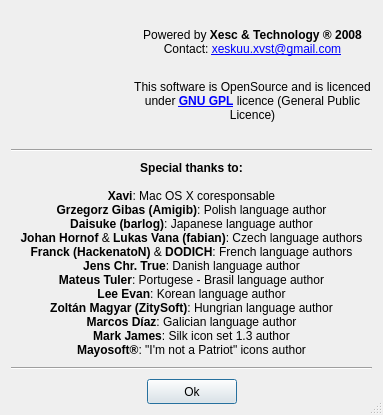
ckorn/xvst, file ui/credits.ui: the form before one commit.
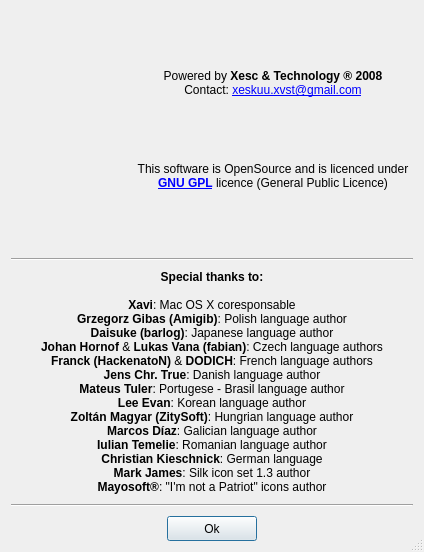
The form after the commit. Icons and pictures are not drawn.

Commit message: - Added Romanian and German authors in credits

Patch:
```diff
--- a/ui/credits.ui
+++ b/ui/credits.ui
@@ -6,8 +6,8 @@
    <rect>
     <x>0</x>
     <y>0</y>
-    <width>383</width>
-    <height>415</height>
+    <width>424</width>
+    <height>552</height>
    </rect>
   </property>
   <property name="windowTitle">
@@ -125,7 +125,7 @@
    <item row="2" column="0" colspan="3">
     <widget class="QLabel" name="label_5">
      <property name="text">
-      <string>&lt;b&gt;Special thanks to:&lt;/b&gt;&lt;br&gt;&lt;br&gt;&lt;b&gt;Xavi&lt;/b&gt;: Mac OS X coresponsable&lt;br&gt;&lt;b&gt;Grzegorz Gibas (Amigib)&lt;/b&gt;: Polish language author&lt;br&gt;&lt;b&gt;Daisuke (barlog)&lt;/b&gt;: Japanese language author&lt;br&gt;&lt;b&gt;Johan Hornof&lt;/b&gt;  &amp;amp; &lt;b&gt;Lukas Vana (fabian)&lt;/b&gt;: Czech language authors&lt;br&gt;&lt;b&gt;Franck (HackenatoN)&lt;/b&gt;  &amp;amp; &lt;b&gt;DODICH&lt;/b&gt;: French language authors&lt;br&gt;&lt;b&gt;Jens Chr. True&lt;/b&gt;: Danish language author&lt;br&gt;&lt;b&gt;Mateus Tuler&lt;/b&gt;: Portugese - Brasil language author&lt;br&gt;&lt;b&gt;Lee Evan&lt;/b&gt;: Korean language author&lt;br&gt;&lt;b&gt;Zoltán Magyar (ZitySoft)&lt;/b&gt;: Hungrian language author&lt;br&gt;&lt;b&gt;Marcos Díaz&lt;/b&gt;: Galician language author&lt;br&gt;&lt;b&gt;Mark James&lt;/b&gt;: Silk icon set 1.3 author&lt;br&gt;&lt;b&gt;Mayosoft®&lt;/b&gt;: &quot;I'm not a Patriot&quot; icons author</string>
+      <string>&lt;b&gt;Special thanks to:&lt;/b&gt;&lt;br&gt;&lt;br&gt;&lt;b&gt;Xavi&lt;/b&gt;: Mac OS X coresponsable&lt;br&gt;&lt;b&gt;Grzegorz Gibas (Amigib)&lt;/b&gt;: Polish language author&lt;br&gt;&lt;b&gt;Daisuke (barlog)&lt;/b&gt;: Japanese language author&lt;br&gt;&lt;b&gt;Johan Hornof&lt;/b&gt;  &amp;amp; &lt;b&gt;Lukas Vana (fabian)&lt;/b&gt;: Czech language authors&lt;br&gt;&lt;b&gt;Franck (HackenatoN)&lt;/b&gt;  &amp;amp; &lt;b&gt;DODICH&lt;/b&gt;: French language authors&lt;br&gt;&lt;b&gt;Jens Chr. True&lt;/b&gt;: Danish language author&lt;br&gt;&lt;b&gt;Mateus Tuler&lt;/b&gt;: Portugese - Brasil language author&lt;br&gt;&lt;b&gt;Lee Evan&lt;/b&gt;: Korean language author&lt;br&gt;&lt;b&gt;Zoltán Magyar (ZitySoft)&lt;/b&gt;: Hungrian language author&lt;br&gt;&lt;b&gt;Marcos Díaz&lt;/b&gt;: Galician language author&lt;br&gt;&lt;b&gt;Iulian Temelie&lt;/b&gt;: Romanian language author&lt;br&gt;&lt;b&gt;Christian Kieschnick&lt;/b&gt;: German language&lt;br&gt;&lt;b&gt;Mark James&lt;/b&gt;: Silk icon set 1.3 author&lt;br&gt;&lt;b&gt;Mayosoft®&lt;/b&gt;: &quot;I'm not a Patriot&quot; icons author</string>
      </property>
      <property name="alignment">
       <set>Qt::AlignCenter</set>
```
Left out of the diff: 2 changed lines with no effect on the pictures. The commit also changes 1 other file.
